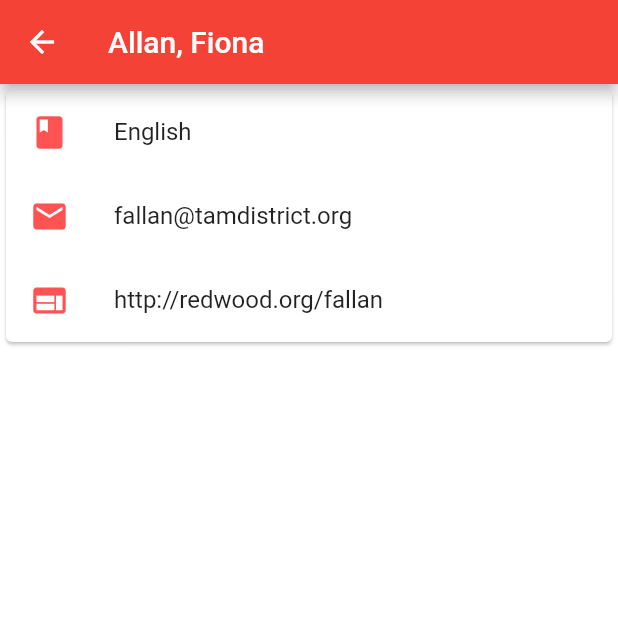
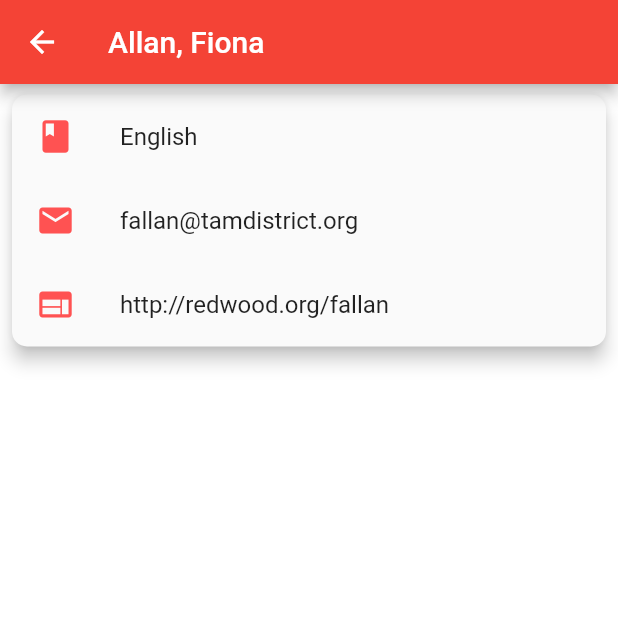
Before and after one commit to partnercloudsupport/Redwood, a Flutter app: the Directory screen opened by its route, after a tap on an icon or button, on a phone screen of 412 x 824 dp, the top half of it. Run offline on Flutter 3.47's test engine with Material 2 defaults, Android fonts, the phone set to English and light mode, and no system bars; our stand-ins replace cloud_firestore, connectivity, firebase_database, firebase_messaging, flutter_local_notifications, flutter_secure_storage and 6 more; missing offline and left inert: flutter_villains, flutter_youtube, holding_gesture, quick_actions, scalable_image; accounts and stored records are empty.

Commit message:
Fixed the new cards on the Today page and the Directory page

```diff
--- a/lib/screens/contact_details.dart
+++ b/lib/screens/contact_details.dart
@@ -31,8 +31,19 @@ class ContactViewPage extends StatelessWidget {
                 ),
                 animateExit: false,
                 secondaryVillainAnimation: VillainAnimation.fade(),
-                child: new Card(
+                child: new Padding(
+                  padding: new EdgeInsets.only(
+                    left: 8.0,
+                    right: 8.0,
+                    top: 7.0,
+                    bottom: 7.0,
+                  ),
+                  child: new Material(
+                    elevation: 5.0,
+                    borderRadius:
+                        new BorderRadius.all(new Radius.circular(10.0)),
                     child: new Column(
+                      mainAxisSize: MainAxisSize.min,
                       children: <Widget>[
                         new ListTile(
                           leading: new Icon(
@@ -91,6 +102,7 @@ class ContactViewPage extends StatelessWidget {
                     ),
                   ),
                 ),
+              ),
             ],
           ),
         ));
--- a/lib/screens/directory.dart
+++ b/lib/screens/directory.dart
@@ -44,11 +44,17 @@ class ContactItem extends StatelessWidget {
   final Contact contact;
 
   Widget _buildTiles(BuildContext context, Contact contact) {
-    return  Card(
+    return
+      Padding(
+        padding: new EdgeInsets.only(left: 7.0, right: 7.0, top: 4.0, bottom: 4.0,),
+        child: new Material(
           elevation: 3.0,
-      shape: new RoundedRectangleBorder(
-          borderRadius: new BorderRadius.circular(10.0)),
-      child: ListTile(
+          borderRadius:
+          new BorderRadius.all(new Radius.circular(10.0)),
+          child: new Column(
+            mainAxisSize: MainAxisSize.min,
+            children: <Widget>[
+              ListTile(
                 title: Text(contact.fullName),
                 subtitle: Text(contact.department + ' | Tap for more'),
                 leading: CircleAvatar(
@@ -65,7 +71,11 @@ class ContactItem extends StatelessWidget {
                   );
                 },
               ),
+            ],
+          ),
+        ),
       );
+
   }
 
   @override
```
Also changed, not shown: lib/tabs/today.dart (+39 -12 lines). Lines whose indentation alone changed are shown as unchanged.
